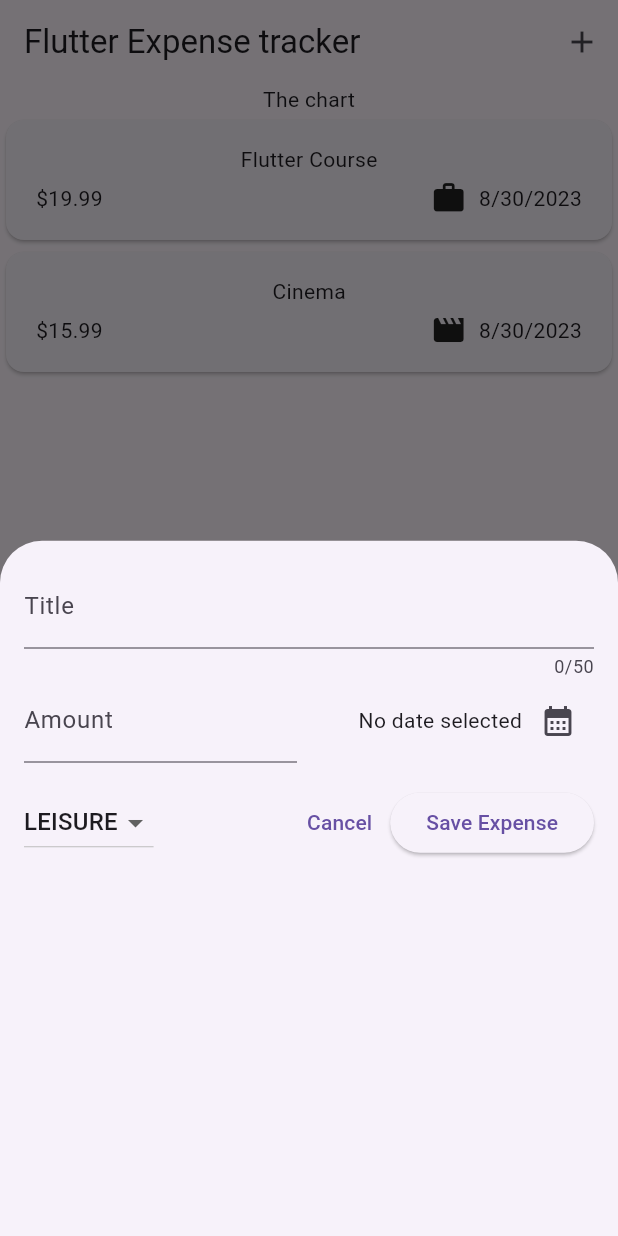
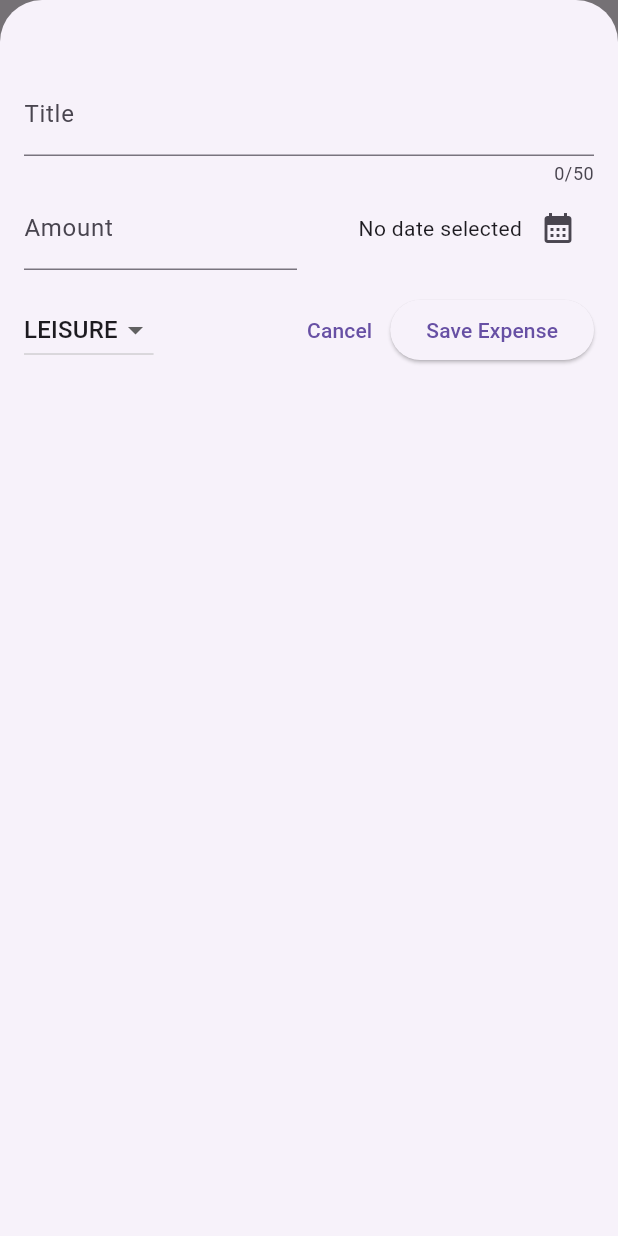
Before and after one commit to itsmartashub/flutter-03-expensetracker, a Flutter app: the screen it shows after launch, after a tap on the "add" icon, on a phone screen of 412 x 824 dp. Run offline on Flutter 3.47's test engine with Material 2 defaults, Android fonts, the phone set to English and light mode, and no system bars.

```diff
--- a/lib/widgets/expenses.dart
+++ b/lib/widgets/expenses.dart
@@ -34,7 +34,9 @@ class _ExpensesState extends State<Expenses> {
   Njemu treba fn kao vrednost koja vraca Widget, i uatomatski dobija 1 input value passed by flutter koji poziva ovu builder fn buk kada pokusava da prikaze showModalBottomSheet.
   Ovde koristmo ctx, a ne context, jer je to drugaciji context ustv pa das e ne clashaju, i onda u return vracamo nas widget koji zelimo da se renderuje kada se klikne na add btn */
   void _openAddExpenseOverlay() {
+    //! Kada koristimo isScrollControlled parametar showModalBottomSheet() metoda, i stavimo da bude true, kada otvorimo modal overlay on ce zauzimati full-height, tako da tastatura nece prekrivati ovaj modal. Medjutim,a sada kontent prekriva neke stvari gde je kamera recimo za neke uredjaje. Da se to ne bi desavalao idemo u new_expanses.dart i tamo cemo dodati padding, tj editovacemo vec postojeci iz .symmetric u .fromLTRB)(16, 48, 16, 16)
     showModalBottomSheet(
+      isScrollControlled: true,
       context: context,
       // builder: (ctx) => Text('Modal botom sheet'),
       builder: (ctx) => NewExpense(onAddExpense: _addExpense),
--- a/lib/widgets/new_expense.dart
+++ b/lib/widgets/new_expense.dart
@@ -90,12 +90,17 @@ class _NewExpenseState extends State<NewExpense> {
       date: _selectedDate!,
       category: _selectedCategory,
     ));
+
+    // da se zatvori overlay
+    Navigator.pop(context);
   }
 
   @override
   Widget build(BuildContext context) {
     return Padding(
-        padding: const EdgeInsets.all(16),
+        // padding: const EdgeInsets.all(16),
+        // da kontent ne bi se overlapovao sa gore kamerom i sl
+        padding: const EdgeInsets.fromLTRB(16, 48, 16, 16),
         child: Column(
           //? TextField widget
           /* Omogucava korisniku da unese text. Ima mnooogo propertyja */
```
